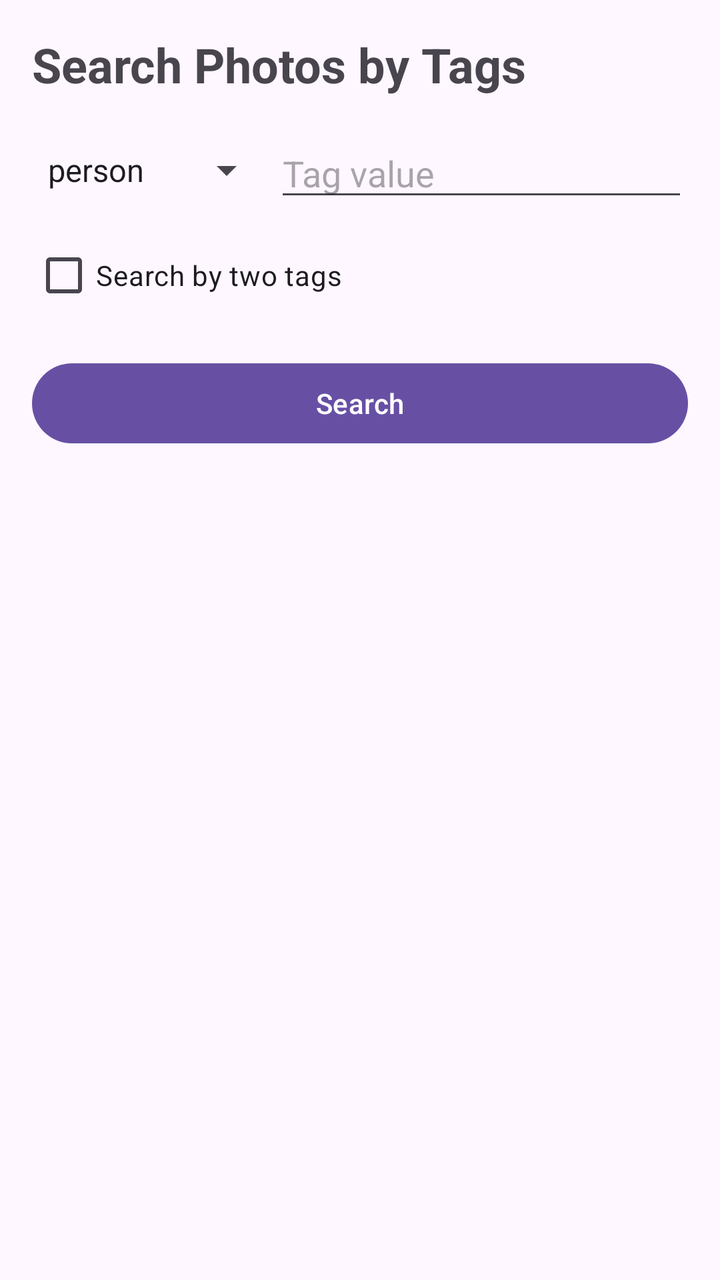
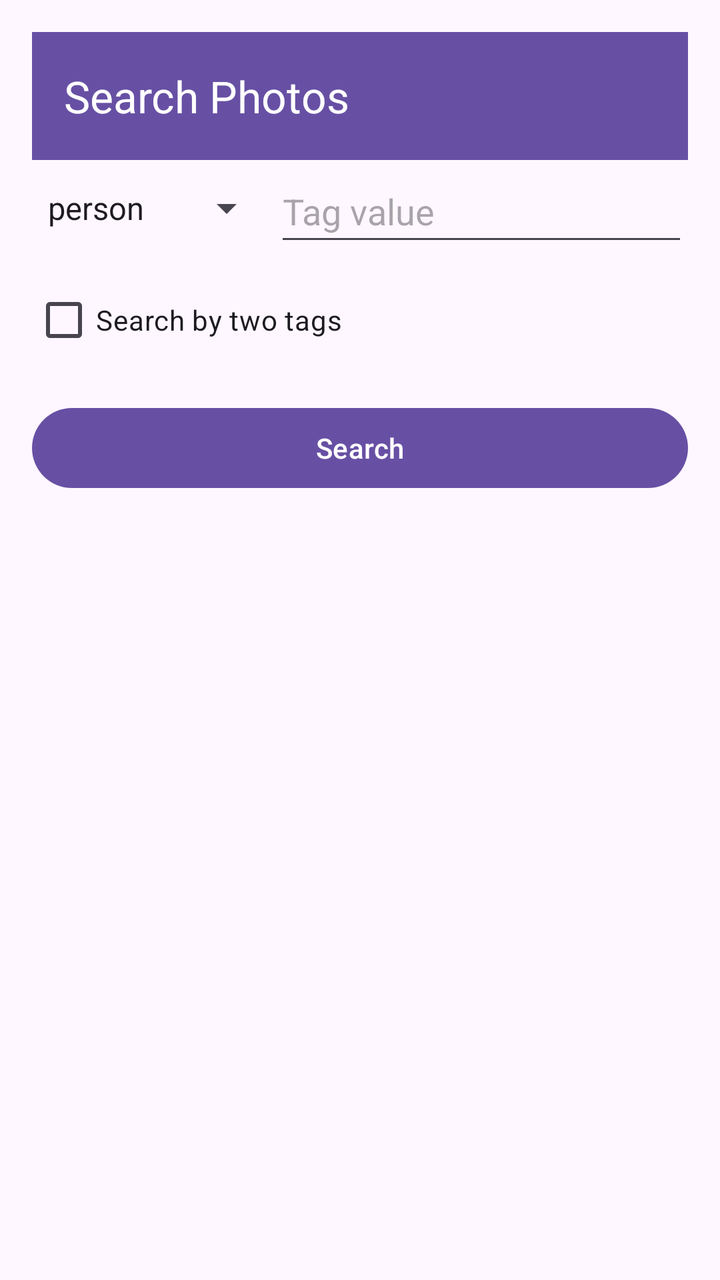

Compare the two renders of this Android layout. The source of the first and the diff that turns it into the second are given below.
<!-- AndroidManifest.xml: application theme Theme.PhotosCS213 -->
<!-- res/layout/activity_search.xml -->
<?xml version="1.0" encoding="utf-8"?>
<LinearLayout xmlns:android="http://schemas.android.com/apk/res/android"
    xmlns:app="http://schemas.android.com/apk/res-auto"
    xmlns:tools="http://schemas.android.com/tools"
    android:layout_width="match_parent"
    android:layout_height="match_parent"
    android:orientation="vertical"
    android:padding="16dp"
    tools:context=".activities.SearchActivity">

    <TextView
        android:layout_width="wrap_content"
        android:layout_height="wrap_content"
        android:layout_marginBottom="16dp"
        android:text="Search Photos by Tags"
        android:textSize="24sp"
        android:textStyle="bold" />

    <LinearLayout
        android:layout_width="match_parent"
        android:layout_height="wrap_content"
        android:gravity="center_vertical"
        android:orientation="horizontal">

        <Spinner
            android:id="@+id/spinner_tag_type1"
            android:layout_width="wrap_content"
            android:layout_height="wrap_content"
            android:entries="@array/tag_types" />

        <AutoCompleteTextView
            android:id="@+id/auto_complete_tag1"
            android:layout_width="0dp"
            android:layout_height="wrap_content"
            android:layout_weight="1"
            android:hint="Tag value"
            android:completionThreshold="1" />
    </LinearLayout>

    <CheckBox
        android:id="@+id/checkbox_two_tags"
        android:layout_width="wrap_content"
        android:layout_height="wrap_content"
        android:layout_marginTop="8dp"
        android:text="Search by two tags" />

    <LinearLayout
        android:id="@+id/second_tag_section"
        android:layout_width="match_parent"
        android:layout_height="wrap_content"
        android:layout_marginTop="8dp"
        android:gravity="center_vertical"
        android:orientation="horizontal"
        android:visibility="gone">

        <Spinner
            android:id="@+id/spinner_tag_type2"
            android:layout_width="wrap_content"
            android:layout_height="wrap_content"
            android:entries="@array/tag_types" />

        <AutoCompleteTextView
            android:id="@+id/auto_complete_tag2"
            android:layout_width="0dp"
            android:layout_height="wrap_content"
            android:layout_weight="1"
            android:hint="Tag value"
            android:completionThreshold="1" />
    </LinearLayout>

    <RadioGroup
        android:id="@+id/radio_logic"
        android:layout_width="match_parent"
        android:layout_height="wrap_content"
        android:layout_marginTop="8dp"
        android:orientation="horizontal"
        android:visibility="gone">

        <RadioButton
            android:id="@+id/radio_and"
            android:layout_width="wrap_content"
            android:layout_height="wrap_content"
            android:text="AND (both tags)" />

        <RadioButton
            android:id="@+id/radio_or"
            android:layout_width="wrap_content"
            android:layout_height="wrap_content"
            android:checked="true"
            android:text="OR (either tag)" />
    </RadioGroup>

    <Button
        android:id="@+id/btn_search"
        android:layout_width="match_parent"
        android:layout_height="wrap_content"
        android:layout_marginTop="16dp"
        android:text="Search" />

    <androidx.recyclerview.widget.RecyclerView
        android:id="@+id/recycler_results"
        android:layout_width="match_parent"
        android:layout_height="0dp"
        android:layout_marginTop="16dp"
        android:layout_weight="1" />

</LinearLayout>
<!-- resources referenced by this layout -->
<resources>
  <string-array name="tag_types">
          <item>person</item>
          <item>location</item>
      </string-array>
  <style name="Theme.PhotosCS213" parent="Base.Theme.PhotosCS213" />
  <style name="Base.Theme.PhotosCS213" parent="Theme.Material3.DayNight.NoActionBar">
          
          
      </style>
</resources>

<!-- the commit's change to res/layout/activity_search.xml (unified diff, before → after) -->
@@ -4,17 +4,19 @@
     xmlns:tools="http://schemas.android.com/tools"
     android:layout_width="match_parent"
     android:layout_height="match_parent"
+    android:fitsSystemWindows="true"
     android:orientation="vertical"
     android:padding="16dp"
     tools:context=".activities.SearchActivity">
 
-    <TextView
-        android:layout_width="wrap_content"
-        android:layout_height="wrap_content"
-        android:layout_marginBottom="16dp"
-        android:text="Search Photos by Tags"
-        android:textSize="24sp"
-        android:textStyle="bold" />
+    <androidx.appcompat.widget.Toolbar
+        android:id="@+id/toolbar"
+        android:layout_width="match_parent"
+        android:layout_height="?attr/actionBarSize"
+        android:background="?attr/colorPrimary"
+        android:theme="@style/ThemeOverlay.AppCompat.Dark.ActionBar"
+        app:popupTheme="@style/ThemeOverlay.AppCompat.Light"
+        app:title="Search Photos" />
 
     <LinearLayout
         android:layout_width="match_parent"
@@ -26,6 +28,7 @@
             android:id="@+id/spinner_tag_type1"
             android:layout_width="wrap_content"
             android:layout_height="wrap_content"
+            android:minHeight="48dp"
             android:entries="@array/tag_types" />
 
         <AutoCompleteTextView
@@ -33,6 +36,7 @@
             android:layout_width="0dp"
             android:layout_height="wrap_content"
             android:layout_weight="1"
+            android:minHeight="48dp"
             android:hint="Tag value"
             android:completionThreshold="1" />
     </LinearLayout>
